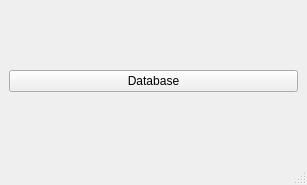
marcusbfs/Sindri, file designer/mainwindow_ui.ui: the form before one commit.
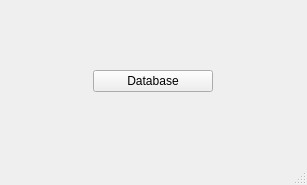
The form after the commit.

What changed in the file:
```diff
--- a/designer/mainwindow_ui.ui
+++ b/designer/mainwindow_ui.ui
@@ -17,6 +17,12 @@
    <layout class="QHBoxLayout" name="horizontalLayout">
     <item>
      <widget class="QPushButton" name="btn_BancoDeDados">
+      <property name="maximumSize">
+       <size>
+        <width>120</width>
+        <height>16777215</height>
+       </size>
+      </property>
       <property name="text">
        <string>Database</string>
       </property>
```
